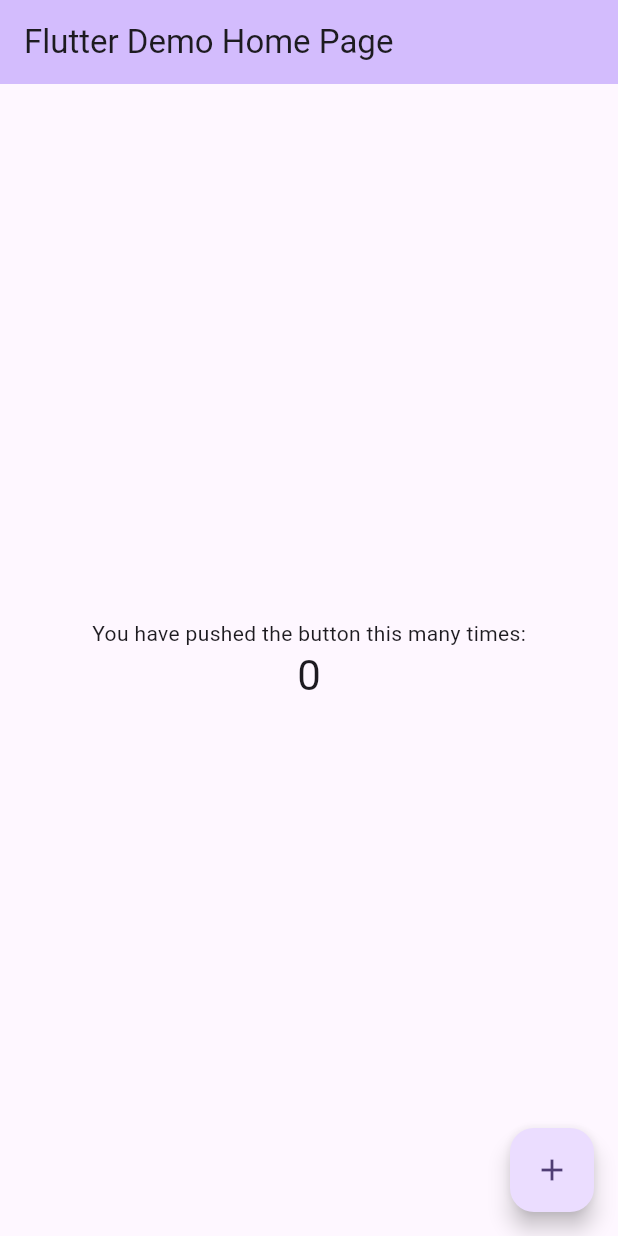
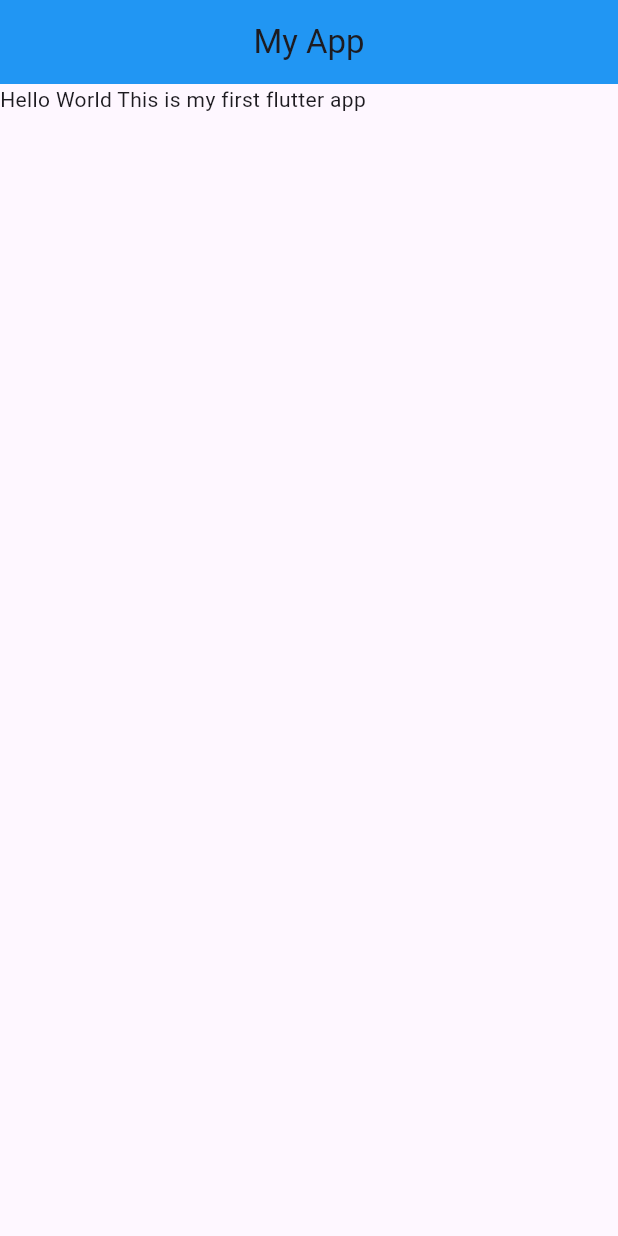
Before and after one commit to Tanapon0207/first_flutter, a Flutter app: the screen it shows after launch, on a phone screen of 412 x 824 dp. Run offline on Flutter 3.47's test engine with Material 3 defaults, Android fonts, the phone set to English and light mode, and no system bars.

Commit message:
add bar and body

```diff
--- a/lib/main.dart
+++ b/lib/main.dart
@@ -1,125 +1,16 @@
 import 'package:flutter/material.dart';
 
 void main() {
-  runApp(const MyApp());
+  runApp(MaterialApp(
+    title: "My Title",
+    home: Scaffold(
+      appBar: AppBar(
+        title: const Text("My App"),
+        backgroundColor: Colors.blue,
+        centerTitle: true,
+      ),
+
+      body: const Text("Hello World This is my first flutter app"),
+    ),
+  ));
 }
-
-class MyApp extends StatelessWidget {
-  const MyApp({super.key});
-
-  // This widget is the root of your application.
-  @override
-  Widget build(BuildContext context) {
-    return MaterialApp(
-      title: 'Flutter Demo',
-      theme: ThemeData(
-        // This is the theme of your application.
-        //
-        // TRY THIS: Try running your application with "flutter run". You'll see
-        // the application has a purple toolbar. Then, without quitting the app,
-        // try changing the seedColor in the colorScheme below to Colors.green
-        // and then invoke "hot reload" (save your changes or press the "hot
-        // reload" button in a Flutter-supported IDE, or press "r" if you used
-        // the command line to start the app).
-        //
-        // Notice that the counter didn't reset back to zero; the application
-        // state is not lost during the reload. To reset the state, use hot
-        // restart instead.
-        //
-        // This works for code too, not just values: Most code changes can be
-        // tested with just a hot reload.
-        colorScheme: ColorScheme.fromSeed(seedColor: Colors.deepPurple),
-        useMaterial3: true,
-      ),
-      home: const MyHomePage(title: 'Flutter Demo Home Page'),
-    );
-  }
-}
-
-class MyHomePage extends StatefulWidget {
-  const MyHomePage({super.key, required this.title});
-
-  // This widget is the home page of your application. It is stateful, meaning
-  // that it has a State object (defined below) that contains fields that affect
-  // how it looks.
-
-  // This class is the configuration for the state. It holds the values (in this
-  // case the title) provided by the parent (in this case the App widget) and
-  // used by the build method of the State. Fields in a Widget subclass are
-  // always marked "final".
-
-  final String title;
-
-  @override
-  State<MyHomePage> createState() => _MyHomePageState();
-}
-
-class _MyHomePageState extends State<MyHomePage> {
-  int _counter = 0;
-
-  void _incrementCounter() {
-    setState(() {
-      // This call to setState tells the Flutter framework that something has
-      // changed in this State, which causes it to rerun the build method below
-      // so that the display can reflect the updated values. If we changed
-      // _counter without calling setState(), then the build method would not be
-      // called again, and so nothing would appear to happen.
-      _counter++;
-    });
-  }
-
-  @override
-  Widget build(BuildContext context) {
-    // This method is rerun every time setState is called, for instance as done
-    // by the _incrementCounter method above.
-    //
-    // The Flutter framework has been optimized to make rerunning build methods
-    // fast, so that you can just rebuild anything that needs updating rather
-    // than having to individually change instances of widgets.
-    return Scaffold(
-      appBar: AppBar(
-        // TRY THIS: Try changing the color here to a specific color (to
-        // Colors.amber, perhaps?) and trigger a hot reload to see the AppBar
-        // change color while the other colors stay the same.
-        backgroundColor: Theme.of(context).colorScheme.inversePrimary,
-        // Here we take the value from the MyHomePage object that was created by
-        // the App.build method, and use it to set our appbar title.
-        title: Text(widget.title),
-      ),
-      body: Center(
-        // Center is a layout widget. It takes a single child and positions it
-        // in the middle of the parent.
-        child: Column(
-          // Column is also a layout widget. It takes a list of children and
-          // arranges them vertically. By default, it sizes itself to fit its
-          // children horizontally, and tries to be as tall as its parent.
-          //
-          // Column has various properties to control how it sizes itself and
-          // how it positions its children. Here we use mainAxisAlignment to
-          // center the children vertically; the main axis here is the vertical
-          // axis because Columns are vertical (the cross axis would be
-          // horizontal).
-          //
-          // TRY THIS: Invoke "debug painting" (choose the "Toggle Debug Paint"
-          // action in the IDE, or press "p" in the console), to see the
-          // wireframe for each widget.
-          mainAxisAlignment: MainAxisAlignment.center,
-          children: <Widget>[
-            const Text(
-              'You have pushed the button this many times:',
-            ),
-            Text(
-              '$_counter',
-              style: Theme.of(context).textTheme.headlineMedium,
-            ),
-          ],
-        ),
-      ),
-      floatingActionButton: FloatingActionButton(
-        onPressed: _incrementCounter,
-        tooltip: 'Increment',
-        child: const Icon(Icons.add),
-      ), // This trailing comma makes auto-formatting nicer for build methods.
-    );
-  }
-}
```
